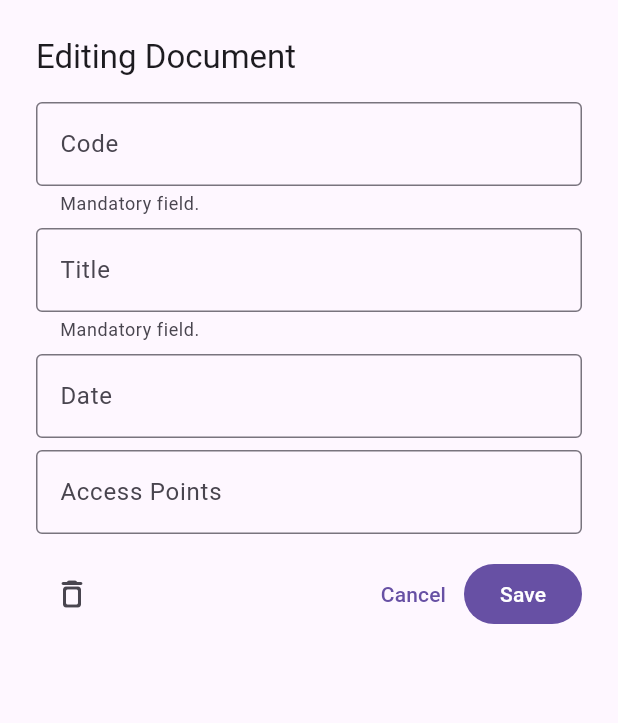
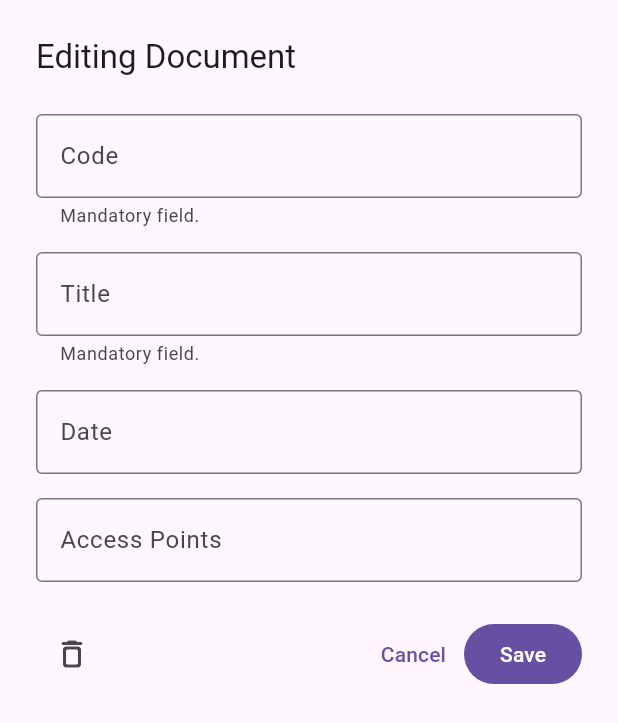
Before and after one commit to baumths/boxzpot, a Flutter app: the DocumentEditor widget shown alone on an empty page, opened directly with empty values, on a phone screen of 412 x 824 dp. Shown: the top 723 px of the screen. Run offline on Flutter 3.47's test engine with Material 3 defaults, Android fonts, the light colour scheme and no system bars; our stand-ins replace cross_file, qr_flutter; missing offline and left inert: sqlite3, widgets_to_image.

Commit message:
adjust spacing on form screens

```diff
--- a/lib/features/documents/document_editor.dart
+++ b/lib/features/documents/document_editor.dart
@@ -90,7 +90,7 @@ class DocumentEditorState extends State<DocumentEditor> {
                 widget.document == null ? 'New Document' : 'Editing Document',
                 style: Theme.of(context).textTheme.titleLarge,
               ),
-              const SizedBox(height: 16),
+              const SizedBox(height: 24),
               TextFormField(
                 initialValue: code,
                 decoration: const InputDecoration(
@@ -108,7 +108,7 @@ class DocumentEditorState extends State<DocumentEditor> {
                 },
                 onSaved: (value) => code = value?.trim() ?? '',
               ),
-              const SizedBox(height: 8),
+              const SizedBox(height: 16),
               TextFormField(
                 initialValue: title,
                 decoration: const InputDecoration(
@@ -126,7 +126,7 @@ class DocumentEditorState extends State<DocumentEditor> {
                 },
                 onSaved: (value) => title = value?.trim() ?? '',
               ),
-              const SizedBox(height: 8),
+              const SizedBox(height: 16),
               TextFormField(
                 initialValue: date,
                 decoration: const InputDecoration(
@@ -134,7 +134,7 @@ class DocumentEditorState extends State<DocumentEditor> {
                 ),
                 onSaved: (value) => date = value?.trim() ?? '',
               ),
-              const SizedBox(height: 8),
+              const SizedBox(height: 16),
               TextFormField(
                 initialValue: accessPoints,
                 maxLines: null,
@@ -143,7 +143,7 @@ class DocumentEditorState extends State<DocumentEditor> {
                 ),
                 onSaved: (value) => accessPoints = value?.trim() ?? '',
               ),
-              const SizedBox(height: 16),
+              const SizedBox(height: 24),
               Row(
                 mainAxisAlignment: MainAxisAlignment.end,
                 children: [
```
Also changed, not shown: lib/features/boxes/box_editor.dart (+4 -4 lines).
